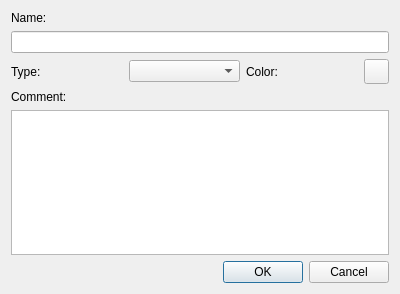
jfnavarro/st_viewer, file assets/ui/editSelectionDialog.ui: the form before one commit.
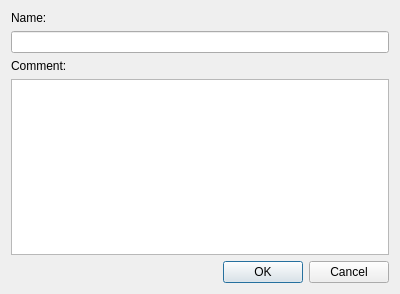
The form after the commit. Icons and pictures are not drawn.

```diff
--- a/assets/ui/editSelectionDialog.ui
+++ b/assets/ui/editSelectionDialog.ui
@@ -39,56 +39,6 @@
    <item>
     <widget class="QLineEdit" name="name"/>
    </item>
-   <item>
-    <layout class="QHBoxLayout" name="horizontalLayout">
-     <item>
-      <widget class="QLabel" name="label_2">
-       <property name="text">
-        <string>Type:</string>
-       </property>
-      </widget>
-     </item>
-     <item>
-      <widget class="QComboBox" name="type"/>
-     </item>
-     <item>
-      <widget class="QLabel" name="label">
-       <property name="text">
-        <string>Color:</string>
-       </property>
-      </widget>
-     </item>
-     <item>
-      <widget class="QPushButton" name="color">
-       <property name="minimumSize">
-        <size>
-         <width>25</width>
-         <height>25</height>
-        </size>
-       </property>
-       <property name="maximumSize">
-        <size>
-         <width>25</width>
-         <height>25</height>
-        </size>
-       </property>
-       <property name="text">
-        <string/>
-       </property>
-       <property name="icon">
-        <iconset resource="../../../st_client-build/application.qrc">
-         <normaloff>:/images/select-color.png</normaloff>:/images/select-color.png</iconset>
-       </property>
-       <property name="iconSize">
-        <size>
-         <width>25</width>
-         <height>25</height>
-        </size>
-       </property>
-      </widget>
-     </item>
-    </layout>
-   </item>
    <item>
     <widget class="QLabel" name="commentLabel">
      <property name="text">
```
Left out of the diff: 4 changed lines with no effect on the pictures.
